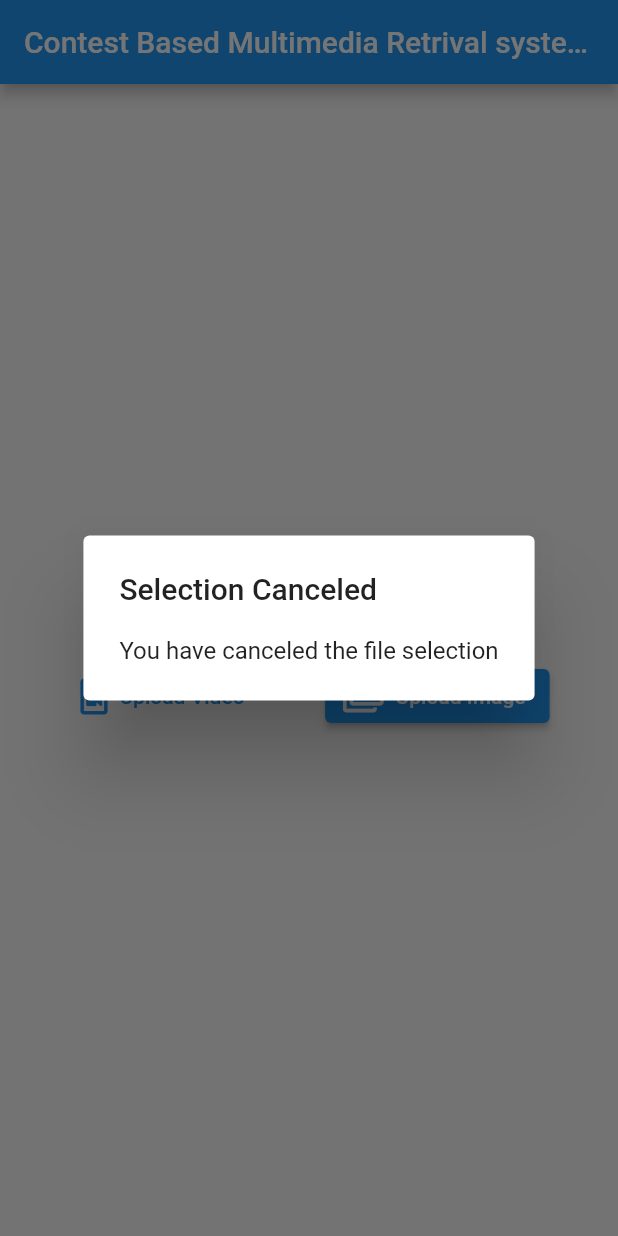
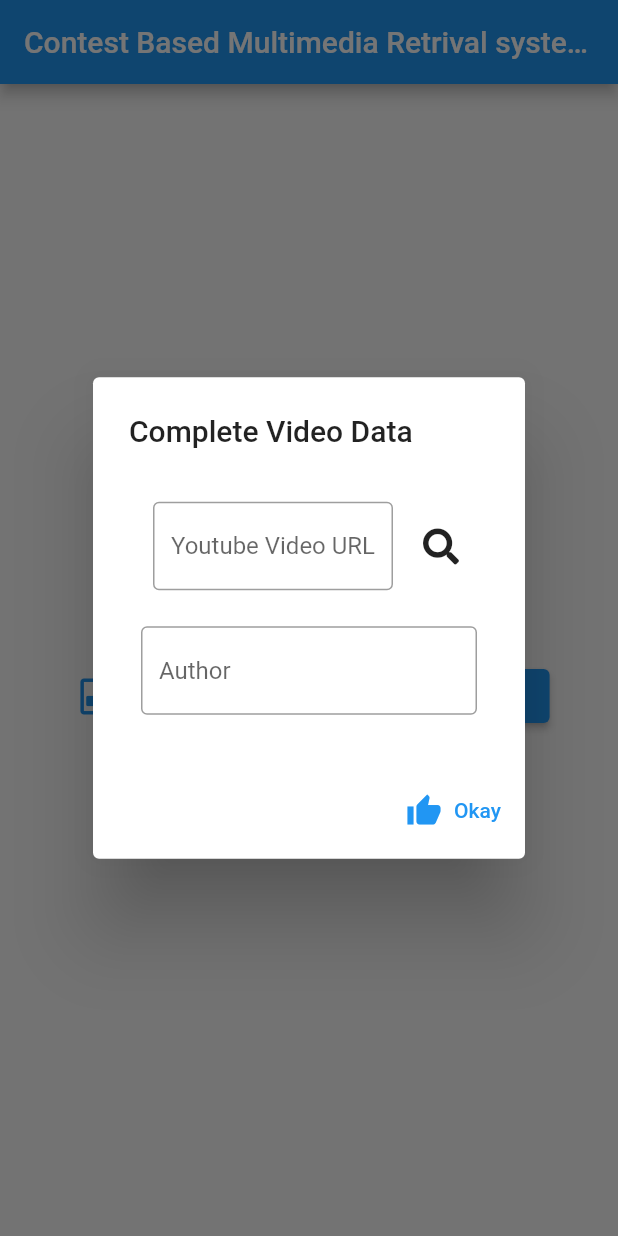
Before and after one commit to AdhamNour/ContentBasedMultimediaRetrivalSystem, a Flutter app: the screen it shows after launch, after a tap on "Upload Video", on a phone screen of 412 x 824 dp. Run offline on Flutter 3.47's test engine with Material 2 defaults, Android fonts, the phone set to English and light mode, and no system bars; our stand-ins replace cached_network_image, file_picker, font_awesome_flutter, youtube_player_flutter.

Commit message:
finished the uploading video and images

```diff
--- a/multimedia_frontend/lib/screens/HomeScreen.dart
+++ b/multimedia_frontend/lib/screens/HomeScreen.dart
@@ -3,21 +3,53 @@ import 'dart:io';
 import 'package:file_picker/file_picker.dart';
 import 'package:flutter/material.dart';
 import 'package:font_awesome_flutter/font_awesome_flutter.dart';
+import 'package:multimedia_frontend/Components/SearchResultItemVideoPresenter.dart';
 import './SearchScreen.dart';
 
 class HomeScreen extends StatelessWidget {
   static const String routeName = "home";
 
-  void showSummary(FilePickerResult? result, BuildContext context) {
+  void showSummary(
+      {FilePickerResult? result,
+      required BuildContext context,
+      required String type}) {
     if (result != null) {
       File file = File(result.files.single.path.toString());
       showDialog(
           context: context,
-          builder: (ctx) => AlertDialog(
-                title: Text("Confirm Image"),
-                content: Column(
+          builder: (ctx) {
+            return AlertDialog(
+              title: Text("Complete ${type} Data"),
+              content: SingleChildScrollView(
+                child: Column(
                   mainAxisSize: MainAxisSize.min,
-                  children: [Text('you have selected'), Image.file(file)],
+                  children: [
+                    Text('you have selected'),
+                    Image.file(file),
+                    Padding(
+                      padding: const EdgeInsets.all(8.0),
+                      child: TextField(
+                        decoration: InputDecoration(
+                            border: OutlineInputBorder(), hintText: 'Author'),
+                      ),
+                    ),
+                    Padding(
+                      padding: const EdgeInsets.all(8.0),
+                      child: TextField(
+                        decoration: InputDecoration(
+                            border: OutlineInputBorder(), hintText: 'Title'),
+                      ),
+                    ),
+                    Padding(
+                      padding: const EdgeInsets.all(8.0),
+                      child: TextField(
+                        decoration: InputDecoration(
+                            border: OutlineInputBorder(),
+                            hintText: 'Discription'),
+                      ),
+                    )
+                  ],
+                ),
               ),
               actions: [
                 TextButton.icon(
@@ -27,7 +59,51 @@ class HomeScreen extends StatelessWidget {
                     icon: Icon(Icons.thumb_up),
                     label: Text('Okay'))
               ],
-              )).then((value) {
+            );
+          }).then((value) {
+        if (value != 'ok') {
+          showDialog(
+              context: context,
+              builder: (ctx) => AlertDialog(
+                    title: Text("Selection Canceled"),
+                    content: Text("You have canceled the file selection"),
+                  ));
+        }
+      });
+    } else if (type == 'Video') {
+      showDialog(
+          context: context,
+          builder: (ctx) {
+            final urlController = TextEditingController();
+            return AlertDialog(
+              title: Text("Complete ${type} Data"),
+              content: SingleChildScrollView(
+                child: Column(
+                  mainAxisSize: MainAxisSize.min,
+                  children: [
+                    VideoPreview(
+                      urlController: urlController,
+                    ),
+                    Padding(
+                      padding: const EdgeInsets.all(8.0),
+                      child: TextField(
+                        decoration: InputDecoration(
+                            border: OutlineInputBorder(), hintText: 'Author'),
+                      ),
+                    ),
+                  ],
+                ),
+              ),
+              actions: [
+                TextButton.icon(
+                    onPressed: () {
+                      Navigator.of(context).pop('ok');
+                    },
+                    icon: Icon(Icons.thumb_up),
+                    label: Text('Okay'))
+              ],
+            );
+          }).then((value) {
         if (value != 'ok') {
           showDialog(
               context: context,
@@ -82,9 +158,7 @@ class HomeScreen extends StatelessWidget {
               children: [
                 TextButton.icon(
                     onPressed: () async {
-                      FilePickerResult? result =
-                          await FilePicker.platform.pickFiles();
-                      showSummary(result, context);
+                      showSummary(context: context, type: 'Video');
                     },
                     icon: FaIcon(FontAwesomeIcons.fileVideo),
                     label: Text('Upload Video')),
@@ -92,7 +166,8 @@ class HomeScreen extends StatelessWidget {
                     onPressed: () async {
                       FilePickerResult? result =
                           await FilePicker.platform.pickFiles();
-                      showSummary(result, context);
+                      showSummary(
+                          result: result, context: context, type: 'Image');
                     },
                     icon: FaIcon(FontAwesomeIcons.images),
                     label: Text('Upload Image')),
@@ -106,3 +181,48 @@ class HomeScreen extends StatelessWidget {
     );
   }
 }
+
+class VideoPreview extends StatefulWidget {
+  final TextEditingController urlController;
+
+  const VideoPreview({
+    Key? key,
+    required this.urlController,
+  }) : super(key: key);
+
+  @override
+  _VideoPreviewState createState() => _VideoPreviewState();
+}
+
+class _VideoPreviewState extends State<VideoPreview> {
+  @override
+  Widget build(BuildContext context) {
+    return Column(
+      children: [
+        Padding(
+          padding: const EdgeInsets.all(8.0),
+          child: Row(
+            children: [
+              Expanded(
+                child: Padding(
+                  padding: const EdgeInsets.all(8.0),
+                  child: TextField(
+                    decoration: InputDecoration(
+                        border: OutlineInputBorder(),
+                        hintText: 'Youtube Video URL'),
+                    controller: widget.urlController,
+                  ),
+                ),
+              ),
+              IconButton(
+                  onPressed: () => setState(() {}),
+                  icon: FaIcon(FontAwesomeIcons.search))
+            ],
+          ),
+        ),
+        if (widget.urlController.text.isNotEmpty)
+          SearchResultItemVideoPresenter(url: widget.urlController.text)
+      ],
+    );
+  }
+}
```
Lines whose indentation alone changed are shown as unchanged.
